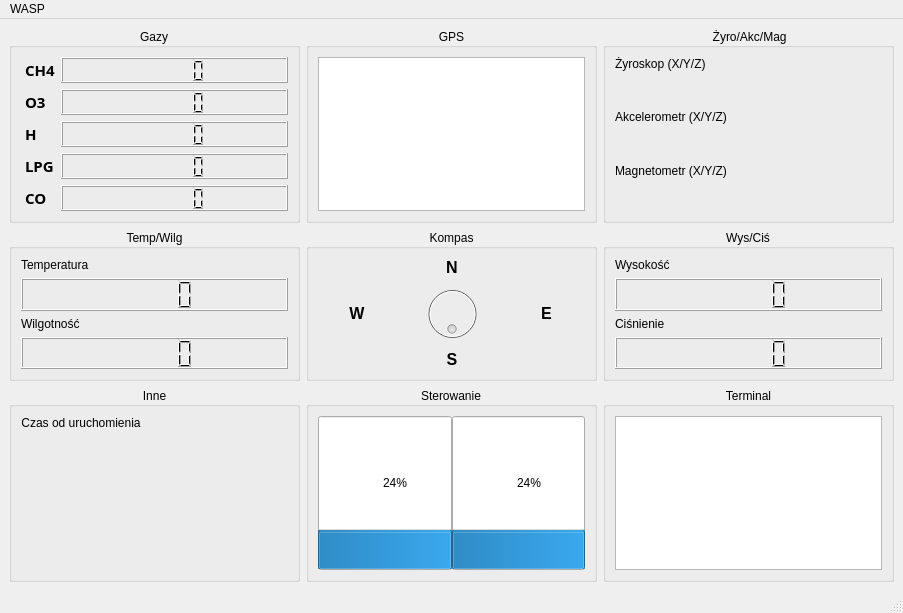
First picture: the form in mainwindow.ui, repository SteelPh0enix/WASPServer, before the edit.
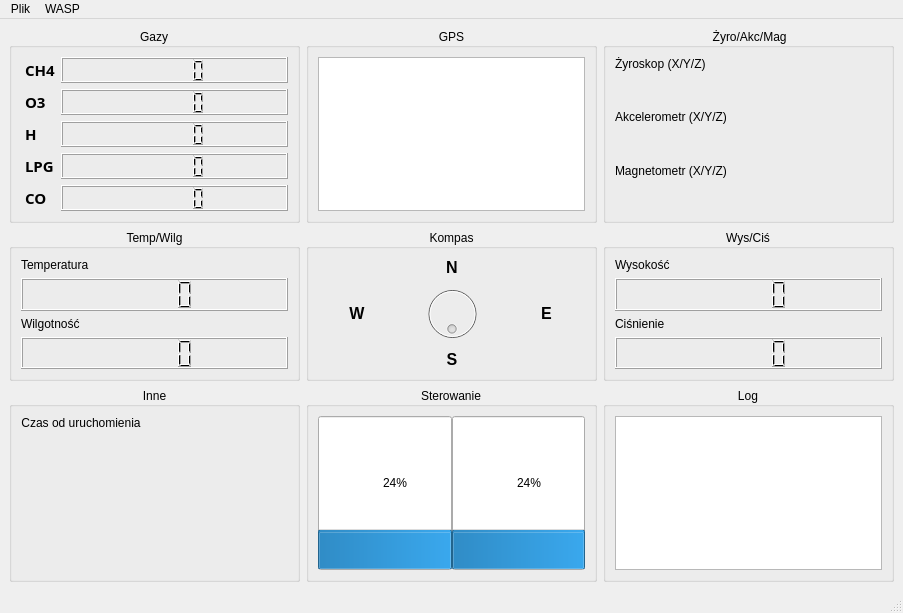
Second picture: the form after the edit.

```diff
--- a/mainwindow.ui
+++ b/mainwindow.ui
@@ -665,7 +665,7 @@
        </sizepolicy>
       </property>
       <property name="title">
-       <string>Terminal</string>
+       <string>Log</string>
       </property>
       <property name="alignment">
        <set>Qt::AlignCenter</set>
@@ -938,14 +938,22 @@
      <height>20</height>
     </rect>
    </property>
-   <widget class="QMenu" name="menuWASP">
+   <widget class="QMenu" name="menuFile">
     <property name="title">
-     <string>WASP</string>
+     <string>Plik</string>
     </property>
     <addaction name="action_ParseLog"/>
     <addaction name="separator"/>
     <addaction name="action_Exit"/>
    </widget>
+   <widget class="QMenu" name="menuWASP">
+    <property name="title">
+     <string>WASP</string>
+    </property>
+    <addaction name="action_ConnectToWASP"/>
+    <addaction name="action_SaveData"/>
+   </widget>
+   <addaction name="menuFile"/>
    <addaction name="menuWASP"/>
   </widget>
   <widget class="QStatusBar" name="statusbar"/>
```
Left out of the diff: 19 changed lines with no effect on the pictures.
